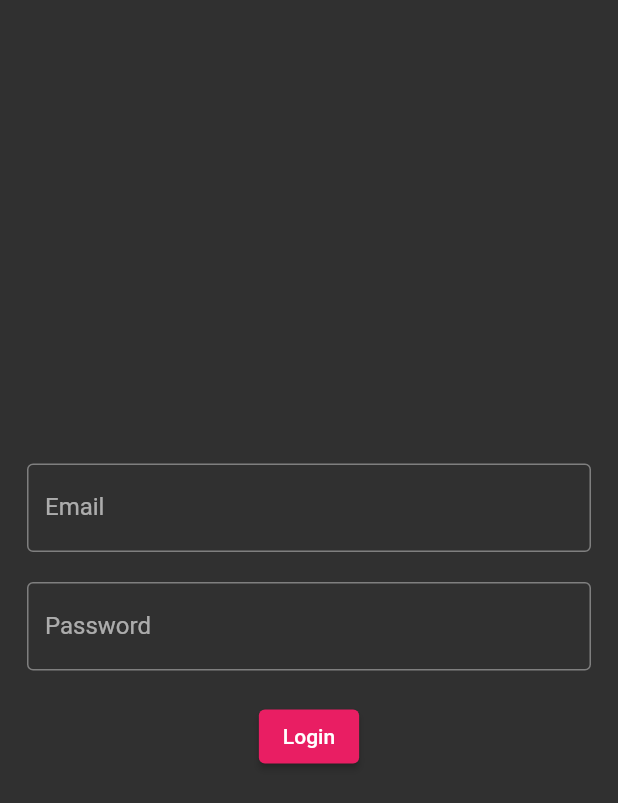
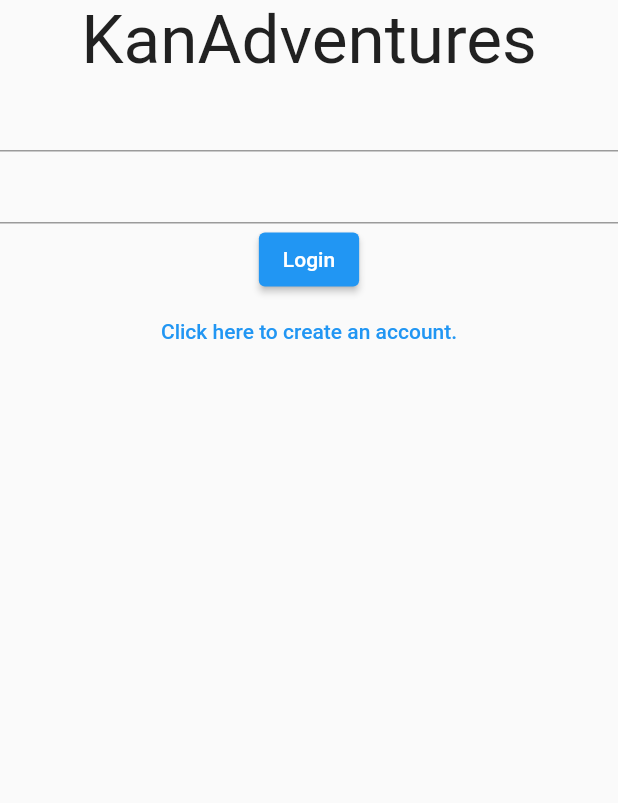
Before and after one commit to svlobao/flashcards_ON_HOLD, a Flutter app: the screen it shows after launch, on a phone screen of 412 x 824 dp. Shown: the top 803 px of the screen. Run offline on Flutter 3.47's test engine with Material 2 defaults, Android fonts, the phone set to English and light mode, and no system bars.

Commit message:
remaking the kanadventures app from scratch

```diff
--- /dev/null
+++ b/analysis_options.yaml
@@ -0,0 +1 @@
+include: package:lint/analysis_options.yaml
--- a/lib/main.dart
+++ b/lib/main.dart
@@ -1,34 +1,19 @@
+import 'package:flashcards/pages/login_page.dart';
 import 'package:flutter/material.dart';
 
-import 'flashcards/flashcard_template.dart';
-import 'pages/login_page.dart';
-import 'pages/loading_page.dart';
-import 'pages/home_page.dart';
-import 'pages/kanas_page.dart';
-import 'pages/hiraganas_page.dart';
-import 'pages/katakanas_page.dart';
-
 void main() {
-  runApp(Flashcards());
+  runApp(const Kanadventure());
 }
 
-class Flashcards extends StatelessWidget {
+class Kanadventure extends StatelessWidget {
+  const Kanadventure({Key? key}) : super(key: key);
+
   @override
   Widget build(BuildContext context) {
     return MaterialApp(
-      theme: ThemeData(
-        primarySwatch: Colors.pink,
-        brightness: Brightness.dark,
-      ),
       initialRoute: '/login',
       routes: {
-        '/': (context) => LoadingPage(),
-        '/login': (context) => LoginPage(),
-        '/home': (context) => HomePage(),
-        '/kanas': (context) => Kanas(),
-        '/hiraganas': (context) => Hiraganas(),
-        '/katakanas': (context) => Katakanas(),
-        '/flashcard': (context) => FlashcardPagaTemplate(),
+        '/login': (context) => const LoginPage(),
       },
     );
   }
--- a/lib/pages/login_page.dart
+++ b/lib/pages/login_page.dart
@@ -1,4 +1,4 @@
-import "package:flutter/material.dart";
+import 'package:flutter/material.dart';
 
 class LoginPage extends StatefulWidget {
   const LoginPage({Key? key}) : super(key: key);
@@ -11,45 +11,23 @@ class _LoginPageState extends State<LoginPage> {
   @override
   Widget build(BuildContext context) {
     return Scaffold(
-      body: SizedBox(
-        width: MediaQuery.of(context).size.width,
-        height: MediaQuery.of(context).size.height,
-        child: Padding(
-          padding: const EdgeInsets.all(8.0),
-          child: Column(
-            mainAxisAlignment: MainAxisAlignment.center,
-            children: [
-              Padding(
-                padding: const EdgeInsets.all(10.0),
-                child: TextField(
-                  keyboardType: TextInputType.emailAddress,
-                  decoration: InputDecoration(
-                    border: OutlineInputBorder(),
-                    labelText: 'Email',
-                  ),
-                ),
-              ),
-              Padding(
-                padding: const EdgeInsets.all(10.0),
-                child: TextField(
-                  obscureText: true,
-                  decoration: InputDecoration(
-                    border: OutlineInputBorder(),
-                    labelText: 'Password',
-                  ),
-                ),
-              ),
-              Padding(
-                padding: const EdgeInsets.all(10.0),
-                child: ElevatedButton(
-                  child: Text('Login'),
-                  onPressed: () {
-                    Navigator.pushNamed(context, '/home');
-                  },
-                ),
-              ),
-            ],
-          ),
+      body: SafeArea(
+        child: Column(
+          children: [
+            Text(
+              'KanAdventures',
+              style: TextStyle(color: Colors.grey[900], fontSize: 45),
+            ),
+            TextField(),
+            TextField(),
+            ElevatedButton(
+                onPressed: () {},
+                child: Text('Login', textAlign: TextAlign.center)),
+            TextButton(
+                onPressed: () {},
+                child: Text('Click here to create an account.',
+                    textAlign: TextAlign.center))
+          ],
         ),
       ),
     );
--- a/pubspec.yaml
+++ b/pubspec.yaml
@@ -24,6 +24,7 @@ dependencies:
   flip_card: ^0.5.0
   flutter:
     sdk: flutter
+  google_fonts: ^2.0.0
 
 
   # The following adds the Cupertino Icons font to your application.
@@ -33,6 +34,7 @@ dependencies:
 dev_dependencies:
   flutter_test:
     sdk: flutter
+  lint: ^1.0.0
 
 # For information on the generic Dart part of this file, see the
 # following page: https://dart.dev/tools/pub/pubspec
```
Also changed, not shown: lib/flashcards/flashcard_template.dart (deleted, +0 -63 lines), lib/pages/hiraganas_page.dart (deleted, +0 -117 lines), lib/pages/home_page.dart (deleted, +0 -46 lines), lib/pages/kanas_page.dart (deleted, +0 -68 lines), lib/pages/katakanas_page.dart (deleted, +0 -24 lines), lib/pages/loading_page.dart (deleted, +0 -17 lines), pubspec.lock, 1 other file.
